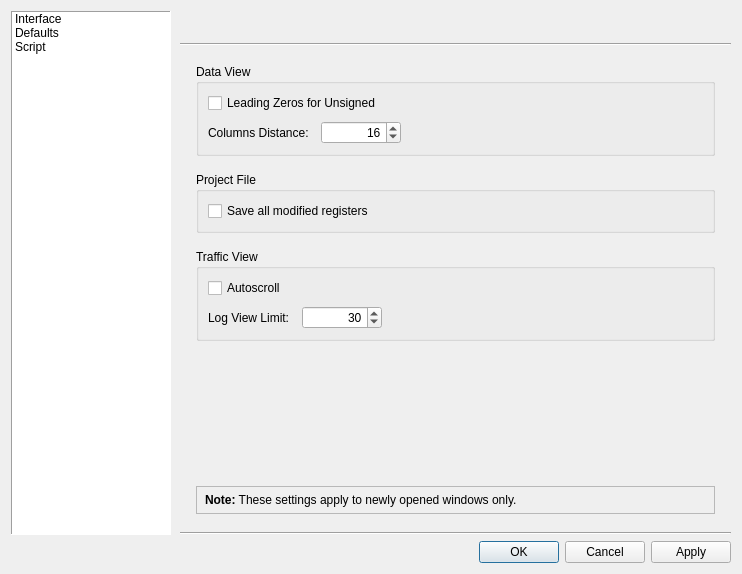
Old version of the form src/dialogs/dialogpreferences.ui in the repository sanny32/OpenModSim.
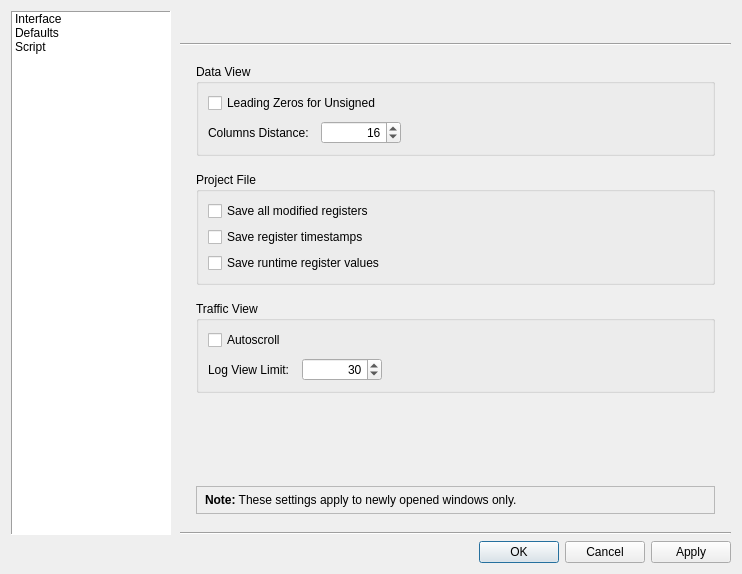
New version of the form. The open tabs and pages were chosen to show the change. Custom widgets are drawn as their Qt base class.

Commit message: feat: Add preferences for saving register timestamps and runtime values (#127)

Patch:
```diff
--- a/src/dialogs/dialogpreferences.ui
+++ b/src/dialogs/dialogpreferences.ui
@@ -538,6 +538,26 @@
                   </property>
                  </widget>
                 </item>
+                <item>
+                 <widget class="QCheckBox" name="checkBoxSaveRegisterTimestamps">
+                  <property name="toolTip">
+                   <string>Write the last change time of each register into the project file.</string>
+                  </property>
+                  <property name="text">
+                   <string>Save register timestamps</string>
+                  </property>
+                 </widget>
+                </item>
+                <item>
+                 <widget class="QCheckBox" name="checkBoxSaveRuntimeRegisterValues">
+                  <property name="toolTip">
+                   <string>Write current register values. When disabled, the values loaded with the project and those edited by hand are saved instead, so a running simulation does not change the file.</string>
+                  </property>
+                  <property name="text">
+                   <string>Save runtime register values</string>
+                  </property>
+                 </widget>
+                </item>
                </layout>
               </widget>
              </item>
```
The commit also changes 20 other files.
